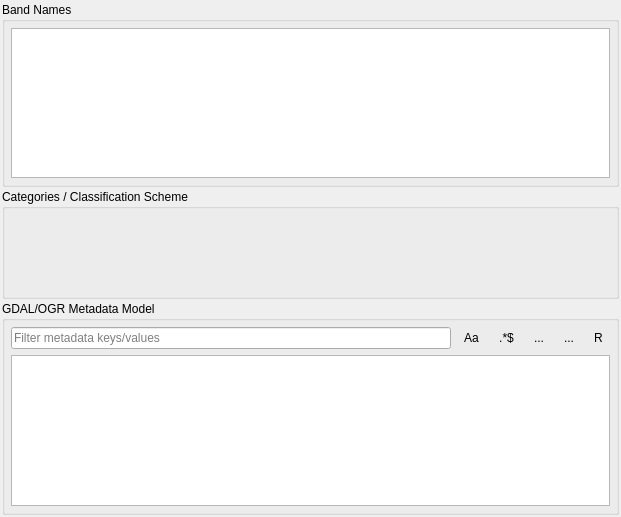
EnMAP-Box/qgispluginsupport, file qps/ui/gdalmetadatamodelwidget.ui: the form before one commit.
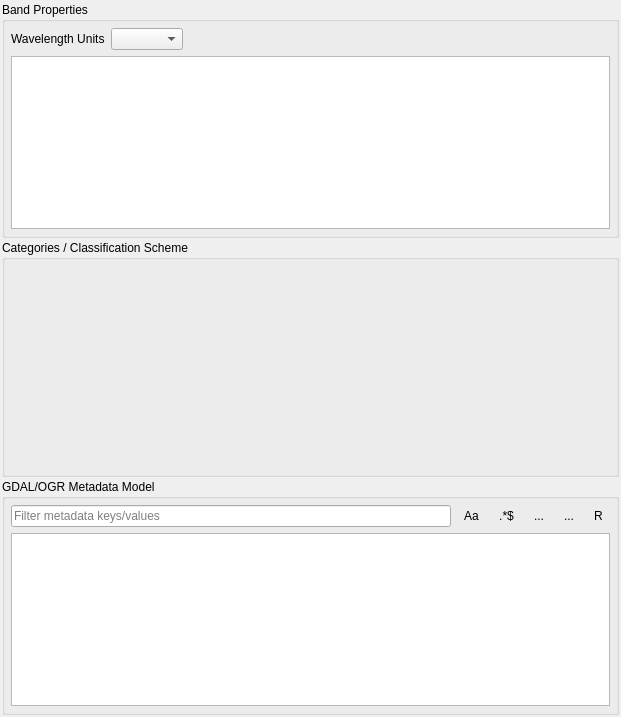
The form after the commit. Icons and pictures are not drawn. Custom widgets are drawn as their Qt base class.

Commit message: utils.py - added parseFWHM added unitmodel.py and moved UnitModel and derivatives to (affected speclib/gui.py) gdalmetadata.py: - added FWHM to GDALBandMetadataModel - added GDALBandMetadataModelTableView with context menu actions

```diff
--- a/qps/ui/gdalmetadatamodelwidget.ui
+++ b/qps/ui/gdalmetadatamodelwidget.ui
@@ -7,7 +7,7 @@
     <x>0</x>
     <y>0</y>
     <width>621</width>
-    <height>517</height>
+    <height>717</height>
    </rect>
   </property>
   <property name="windowTitle">
@@ -35,6 +35,12 @@
    </property>
    <item>
     <widget class="QgsCollapsibleGroupBox" name="gbBandNames">
+     <property name="sizePolicy">
+      <sizepolicy hsizetype="Preferred" vsizetype="Preferred">
+       <horstretch>0</horstretch>
+       <verstretch>1</verstretch>
+      </sizepolicy>
+     </property>
      <property name="minimumSize">
       <size>
        <width>0</width>
@@ -42,7 +48,7 @@
       </size>
      </property>
      <property name="title">
-      <string>Band Names</string>
+      <string>Band Properties</string>
      </property>
      <layout class="QVBoxLayout" name="verticalLayout_4">
       <property name="spacing">
@@ -61,13 +67,49 @@
        <number>6</number>
       </property>
       <item>
-       <widget class="QTableView" name="tvBandNames"/>
+       <layout class="QHBoxLayout" name="horizontalLayout_2">
+        <property name="topMargin">
+         <number>0</number>
+        </property>
+        <item>
+         <widget class="QLabel" name="label">
+          <property name="text">
+           <string>Wavelength Units</string>
+          </property>
+         </widget>
+        </item>
+        <item>
+         <widget class="QComboBox" name="cbWavelengthUnits"/>
+        </item>
+        <item>
+         <spacer name="horizontalSpacer">
+          <property name="orientation">
+           <enum>Qt::Horizontal</enum>
+          </property>
+          <property name="sizeHint" stdset="0">
+           <size>
+            <width>40</width>
+            <height>20</height>
+           </size>
+          </property>
+         </spacer>
+        </item>
+       </layout>
+      </item>
+      <item>
+       <widget class="GDALBandMetadataModelTableView" name="tvBandNames"/>
       </item>
      </layout>
     </widget>
    </item>
    <item>
     <widget class="QgsCollapsibleGroupBox" name="gbClassificationScheme">
+     <property name="sizePolicy">
+      <sizepolicy hsizetype="Preferred" vsizetype="Preferred">
+       <horstretch>0</horstretch>
+       <verstretch>1</verstretch>
+      </sizepolicy>
+     </property>
      <property name="minimumSize">
       <size>
        <width>0</width>
@@ -111,6 +153,12 @@
    </item>
    <item>
     <widget class="QgsCollapsibleGroupBox" name="gbGDALMetadata">
+     <property name="sizePolicy">
+      <sizepolicy hsizetype="Preferred" vsizetype="Preferred">
+       <horstretch>0</horstretch>
+       <verstretch>1</verstretch>
+      </sizepolicy>
+     </property>
      <property name="minimumSize">
       <size>
        <width>0</width>
@@ -332,6 +380,11 @@
    <extends>QTableView</extends>
    <header>qps.layerconfigwidgets.gdalmetadata</header>
   </customwidget>
+  <customwidget>
+   <class>GDALBandMetadataModelTableView</class>
+   <extends>QTableView</extends>
+   <header>qps.layerconfigwidgets.gdalmetadata</header>
+  </customwidget>
  </customwidgets>
  <resources>
   <include location="../qpsresources.qrc"/>
```
The commit also changes 4 other files.
